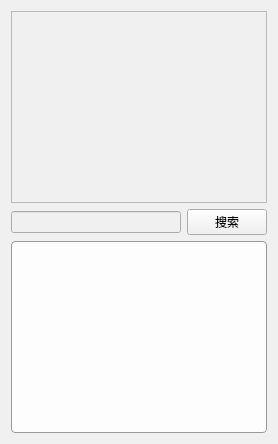
This is ui/KnowledgeBase.ui in zhaoliangcn/freeAIAssist as Qt 5 draws it before an edit. The edited form follows.
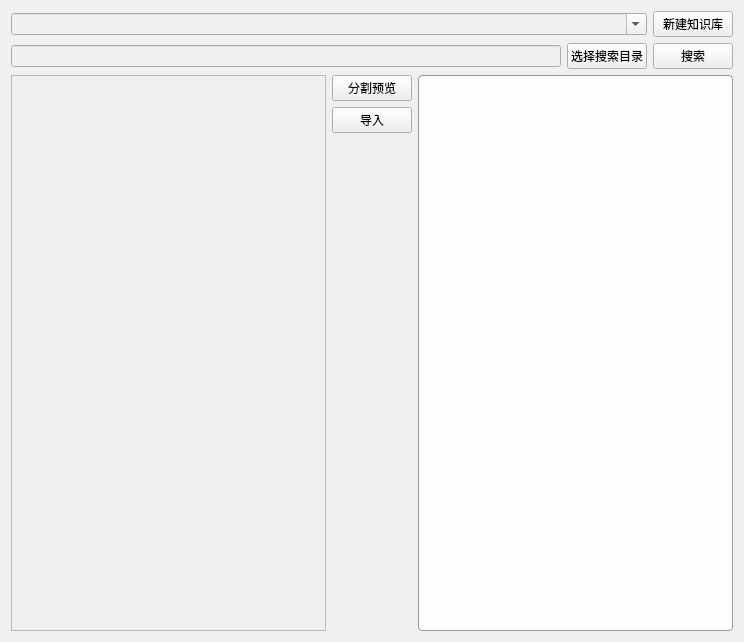
This is the edited form. Icons and pictures are not drawn.

Patch:
```diff
--- a/ui/KnowledgeBase.ui
+++ b/ui/KnowledgeBase.ui
@@ -2,6 +2,14 @@
 <ui version="4.0">
  <class>KnowledgeBase</class>
  <widget class="QWidget" name="KnowledgeBase">
+  <property name="geometry">
+   <rect>
+    <x>0</x>
+    <y>0</y>
+    <width>744</width>
+    <height>642</height>
+   </rect>
+  </property>
   <property name="styleSheet">
    <string notr="true">QWidget {
     background-image: url(:/ui/images/background.png);
@@ -22,13 +30,41 @@
   </property>
   <layout class="QVBoxLayout" name="verticalLayout">
    <item>
-    <widget class="QListWidget" name="documentList"/>
+    <layout class="QHBoxLayout" name="horizontalLayout_3">
+     <item>
+      <widget class="QComboBox" name="comboBoxKB">
+       <property name="sizePolicy">
+        <sizepolicy hsizetype="Expanding" vsizetype="Fixed">
+         <horstretch>0</horstretch>
+         <verstretch>0</verstretch>
+        </sizepolicy>
+       </property>
+       <property name="editable">
+        <bool>true</bool>
+       </property>
+      </widget>
+     </item>
+     <item>
+      <widget class="QPushButton" name="newKnowledgeBase">
+       <property name="text">
+        <string>新建知识库</string>
+       </property>
+      </widget>
+     </item>
+    </layout>
    </item>
    <item>
     <layout class="QHBoxLayout" name="horizontalLayout">
      <item>
       <widget class="QLineEdit" name="searchInput"/>
      </item>
+     <item>
+      <widget class="QPushButton" name="selectDir">
+       <property name="text">
+        <string>选择搜索目录</string>
+       </property>
+      </widget>
+     </item>
      <item>
       <widget class="QPushButton" name="searchButton">
        <property name="text">
@@ -39,7 +75,45 @@
     </layout>
    </item>
    <item>
-    <widget class="QTextEdit" name="contentView"/>
+    <layout class="QHBoxLayout" name="horizontalLayout_2">
+     <item>
+      <widget class="QListWidget" name="documentList"/>
+     </item>
+     <item>
+      <layout class="QVBoxLayout" name="verticalLayout_2">
+       <item>
+        <widget class="QPushButton" name="segmentPreView">
+         <property name="text">
+          <string>分割预览</string>
+         </property>
+        </widget>
+       </item>
+       <item>
+        <widget class="QPushButton" name="importFiles">
+         <property name="text">
+          <string>导入</string>
+         </property>
+        </widget>
+       </item>
+       <item>
+        <spacer name="verticalSpacer">
+         <property name="orientation">
+          <enum>Qt::Vertical</enum>
+         </property>
+         <property name="sizeHint" stdset="0">
+          <size>
+           <width>20</width>
+           <height>40</height>
+          </size>
+         </property>
+        </spacer>
+       </item>
+      </layout>
+     </item>
+     <item>
+      <widget class="QTextEdit" name="contentView"/>
+     </item>
+    </layout>
    </item>
   </layout>
  </widget>
```
